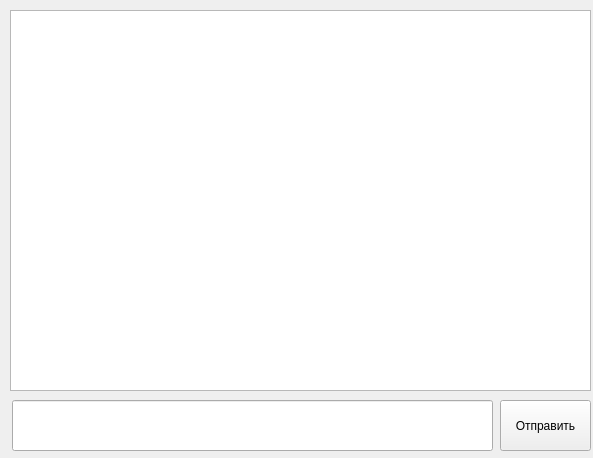
The window that chat.ui (Njves/Chat) describes before a commit, drawn with Qt 5.
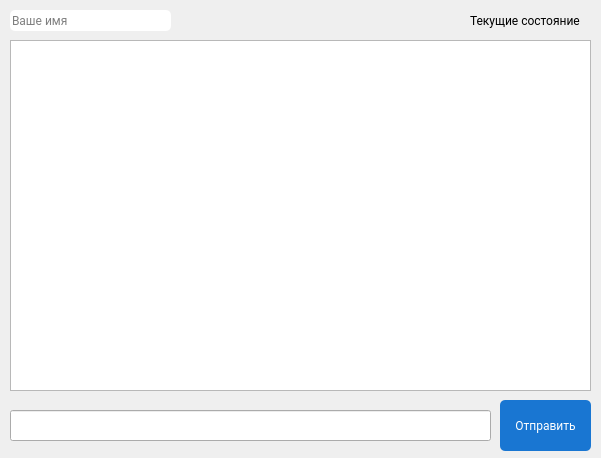
The same window after the commit. Icons and pictures are not drawn.

Commit message: Update design chat app

Diff of the .ui file:
```diff
--- a/chat.ui
+++ b/chat.ui
@@ -6,12 +6,19 @@
    <rect>
     <x>0</x>
     <y>0</y>
-    <width>593</width>
+    <width>601</width>
     <height>458</height>
    </rect>
   </property>
   <property name="windowTitle">
-   <string>MainWindow</string>
+   <string>Chat</string>
+  </property>
+  <property name="windowIcon">
+   <iconset>
+    <normaloff>../../Documents/cht.png</normaloff>../../Documents/cht.png</iconset>
+  </property>
+  <property name="styleSheet">
+   <string notr="true">font-family: Roboto</string>
   </property>
   <widget class="QWidget" name="centralwidget">
    <widget class="QPushButton" name="pushButton">
@@ -23,6 +30,10 @@
       <height>51</height>
      </rect>
     </property>
+    <property name="styleSheet">
+     <string notr="true">background-color: #1976D2; border-radius: 5px; color: white;
+</string>
+    </property>
     <property name="text">
      <string>Отправить</string>
     </property>
@@ -30,20 +41,49 @@
    <widget class="QLineEdit" name="lineEdit">
     <property name="geometry">
      <rect>
-      <x>12</x>
-      <y>400</y>
+      <x>10</x>
+      <y>410</y>
       <width>481</width>
-      <height>51</height>
+      <height>31</height>
      </rect>
     </property>
    </widget>
-   <widget class="QListView" name="listView">
+   <widget class="QLineEdit" name="lineEdit_sender">
     <property name="geometry">
      <rect>
       <x>10</x>
       <y>10</y>
+      <width>161</width>
+      <height>21</height>
+     </rect>
+    </property>
+    <property name="styleSheet">
+     <string notr="true">border-radius: 5px;</string>
+    </property>
+    <property name="placeholderText">
+     <string>Ваше имя</string>
+    </property>
+   </widget>
+   <widget class="QLabel" name="label_state">
+    <property name="geometry">
+     <rect>
+      <x>470</x>
+      <y>0</y>
+      <width>121</width>
+      <height>41</height>
+     </rect>
+    </property>
+    <property name="text">
+     <string>Текущие состояние</string>
+    </property>
+   </widget>
+   <widget class="QListWidget" name="listWidget">
+    <property name="geometry">
+     <rect>
+      <x>10</x>
+      <y>40</y>
       <width>581</width>
-      <height>381</height>
+      <height>351</height>
      </rect>
     </property>
    </widget>
```
Left out of the diff: 4 changed lines with no effect on the pictures. The commit also changes 3 other files.
